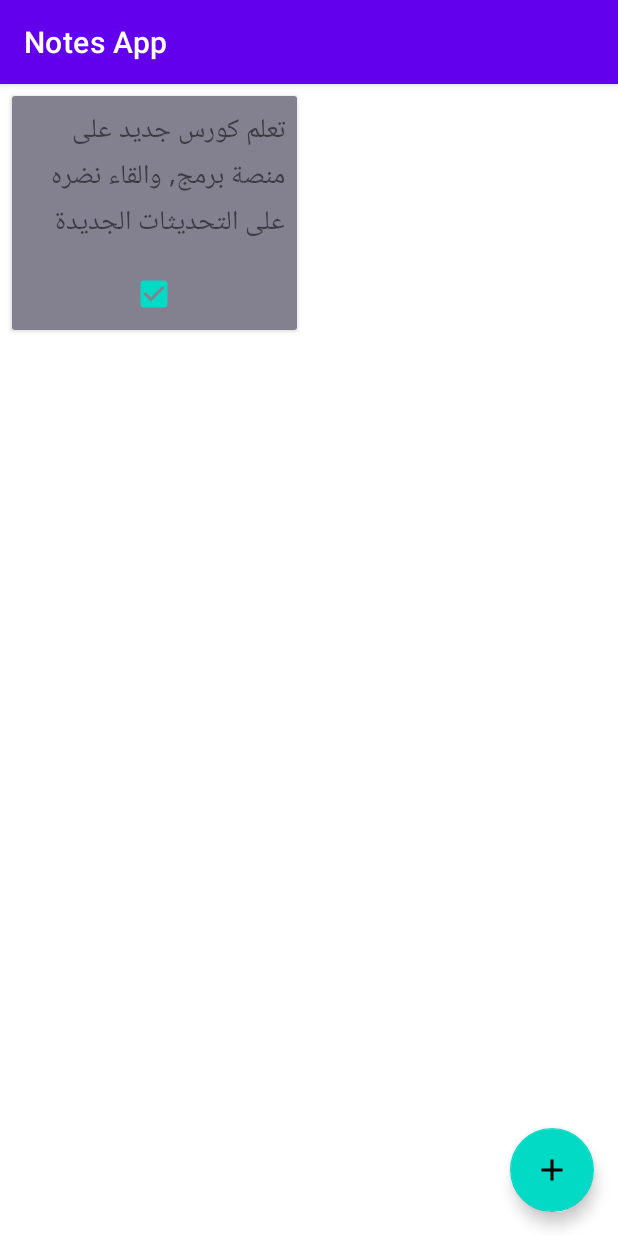
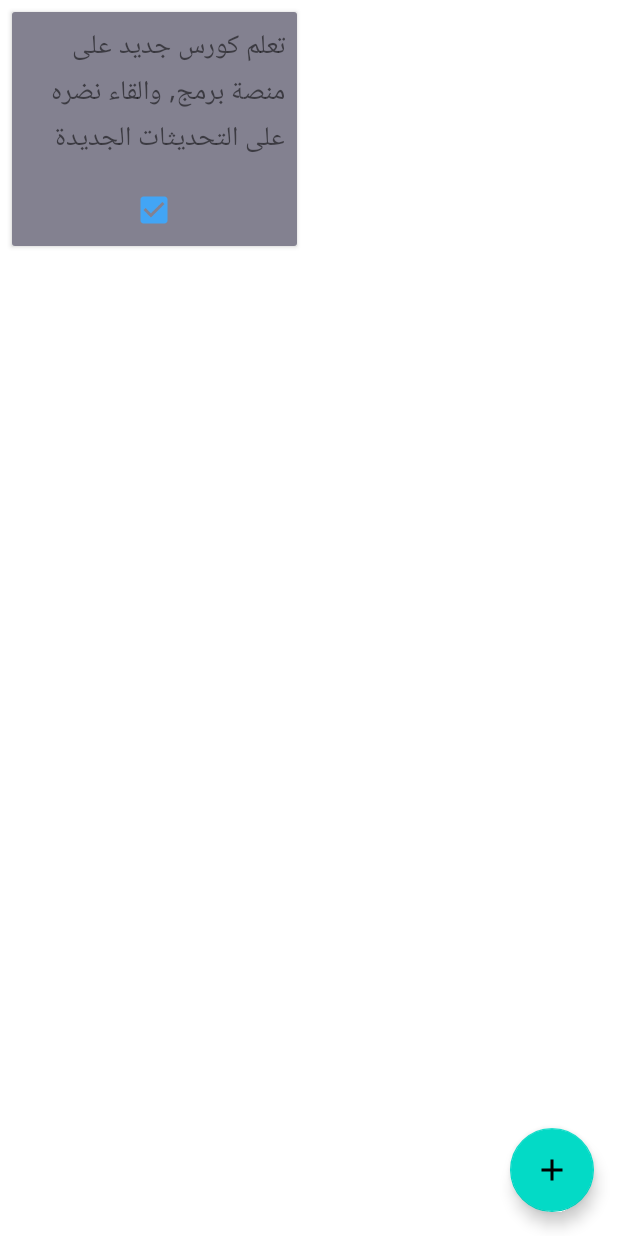
Before and after one commit to MohammedKhudair/AdapterViews, an Android app: the screen it shows after launch (MainActivity), on a phone screen of 412 x 824 dp. Run offline under Robolectric (Android 15) with nearby library versions, the light colour scheme and no system bars.

Commit message:
litil change

```diff
--- a/app/src/main/AndroidManifest.xml
+++ b/app/src/main/AndroidManifest.xml
@@ -10,12 +10,12 @@
         android:label="@string/app_name"
         android:roundIcon="@mipmap/ic_launcher_round"
         android:supportsRtl="true"
-        android:theme="@style/Theme.AdapterViews">
+        android:theme="@style/AppTheme">
         <activity android:name=".NotesDetails.NotePhotoDetailsActivity"></activity>
         <activity android:name=".NotesDetails.NoteCheckDetailsActivity" />
         <activity android:name=".NotesDetails.NoteDetailsActivity" />
-        <activity android:name=".AddNewNoteActivity" android:screenOrientation="locked" />
-        <activity android:name=".MainActivity" android:screenOrientation="locked">
+        <activity android:name=".AddNewNoteActivity" android:screenOrientation="locked"  />
+        <activity android:name=".MainActivity" android:screenOrientation="locked" >
             <intent-filter>
                 <action android:name="android.intent.action.MAIN" />
 
--- a/app/src/main/java/com/mohammed/adapterviews/AddNewNoteActivity.java
+++ b/app/src/main/java/com/mohammed/adapterviews/AddNewNoteActivity.java
@@ -172,7 +172,7 @@ public class AddNewNoteActivity extends AppCompatActivity {
                 setResult(RESULT_OK, data);
                 finish();
             } else
-                Toast.makeText(this, "تاكد من كتابة ملاحضة", Toast.LENGTH_SHORT).show();
+                Toast.makeText(this, R.string.make_sure_to_write_a_note, Toast.LENGTH_SHORT).show();
 
         } else if (binding.radioButtonCheckNote.isChecked()) {
             if (!checkEditText.equals("")) {
@@ -183,7 +183,7 @@ public class AddNewNoteActivity extends AppCompatActivity {
                 setResult(RESULT_OK, data);
                 finish();
             } else
-                Toast.makeText(this, "تاكد من كتابة ملاحضة", Toast.LENGTH_SHORT).show();
+                Toast.makeText(this, R.string.make_sure_to_write_a_note, Toast.LENGTH_SHORT).show();
 
 
         } else if (binding.radioButtonPhoto.isChecked()) {
@@ -195,7 +195,7 @@ public class AddNewNoteActivity extends AppCompatActivity {
                 setResult(RESULT_OK, data);
                 finish();
             } else
-                Toast.makeText(this, "تاكد من كتابة ملاحضة واستيراد صورة", Toast.LENGTH_SHORT).show();
+                Toast.makeText(this, R.string.make_sure_to_write_a_note_and_photo, Toast.LENGTH_SHORT).show();
 
         }
 
--- a/app/src/main/java/com/mohammed/adapterviews/MainActivity.java
+++ b/app/src/main/java/com/mohammed/adapterviews/MainActivity.java
@@ -21,6 +21,7 @@ import com.mohammed.adapterviews.data.ItemViewCheckBox;
 import com.mohammed.adapterviews.data.ItemViewNote;
 import com.mohammed.adapterviews.data.ItemViewPhoto;
 import com.mohammed.adapterviews.databinding.ActivityMainBinding;
+import com.mohammed.adapterviews.listener.CheckBoxListener;
 import com.mohammed.adapterviews.listener.ItemClickListener;
 import com.mohammed.adapterviews.listener.ItemLongClickListener;
 
@@ -64,7 +65,16 @@ public class MainActivity extends AppCompatActivity {
             public void onLongClickItem(int position) {
                 deleteNote(position);
             }
+        }, new CheckBoxListener() {
+            @Override
+            public void onCheckBox(int position, boolean isCheck) {
+                ItemViewCheckBox itemViewCheckBox = (ItemViewCheckBox) mItems.get(position);
+                itemViewCheckBox.setChecked(isCheck);
+                mItems.remove(position);
+                mItems.add(position,itemViewCheckBox);
+            }
         });
+
         binding.recyclerViewPhotos.setAdapter(mAdapter);
         binding.recyclerViewPhotos.setLayoutManager(new StaggeredGridLayoutManager(2, StaggeredGridLayoutManager.VERTICAL));
 
@@ -97,7 +107,7 @@ public class MainActivity extends AppCompatActivity {
                 boolean checkBox = data.getBooleanExtra(Constants.NOTE_CHECK_BOX, false);
                 // وضع نتائج البيانات المعادة من النشاط
                 putDataResult(photoUri, noteText, noteColor, checkBox, noteType);
-            } else Toast.makeText(this, "لم يتم اختيار اي بيانات", Toast.LENGTH_SHORT).show();
+            } else Toast.makeText(this, R.string.no_data_selected, Toast.LENGTH_SHORT).show();
 
             //هنا نستلم البيانات من النشاط المراد تعديله
         } else if (requestCode == NOTE_DETAILS_ACTIVITY_REQUEST) {
@@ -163,16 +173,16 @@ public class MainActivity extends AppCompatActivity {
     private void deleteNote(int position) {
         AlertDialog alertDialog = new AlertDialog.Builder(this)
                 .setMessage(R.string.delete_confirmation)
-                .setTitle("حذف")
+                .setTitle(R.string.delete)
                 .setIcon(R.drawable.ic_delete)
-                .setPositiveButton("حذف", new DialogInterface.OnClickListener() {
+                .setPositiveButton(R.string.delete, new DialogInterface.OnClickListener() {
                     @Override
                     public void onClick(DialogInterface dialogInterface, int i) {
                         mItems.remove(position);
                         mAdapter.notifyItemRemoved(position);
                     }
                 })
-                .setNegativeButton("الغاء", new DialogInterface.OnClickListener() {
+                .setNegativeButton(R.string.cancel, new DialogInterface.OnClickListener() {
                     @Override
                     public void onClick(DialogInterface dialogInterface, int i) {
                         dialogInterface.dismiss();
--- a/app/src/main/java/com/mohammed/adapterviews/NotesDetails/NoteCheckDetailsActivity.java
+++ b/app/src/main/java/com/mohammed/adapterviews/NotesDetails/NoteCheckDetailsActivity.java
@@ -50,6 +50,7 @@ public class NoteCheckDetailsActivity extends AppCompatActivity {
     // تاكيد وارسال البيانات للنشاط
     private void editNote() {
         String noteText = binding.checkNoteEditText.getText().toString();
+        boolean checkBox = binding.checkNoteCheckBox.isChecked();
         if (!noteText.equals("")) {
             Intent intent = new Intent();
             intent.putExtra(Constants.NOTE_TEXT, noteText);
--- a/app/src/main/java/com/mohammed/adapterviews/adapters/NotesAdapter.java
+++ b/app/src/main/java/com/mohammed/adapterviews/adapters/NotesAdapter.java
@@ -4,6 +4,7 @@ import android.view.LayoutInflater;
 import android.view.View;
 import android.view.ViewGroup;
 import android.widget.CheckBox;
+import android.widget.CompoundButton;
 import android.widget.ImageView;
 import android.widget.LinearLayout;
 import android.widget.TextView;
@@ -15,6 +16,7 @@ import com.mohammed.adapterviews.R;
 import com.mohammed.adapterviews.data.ItemViewCheckBox;
 import com.mohammed.adapterviews.data.ItemViewNote;
 import com.mohammed.adapterviews.data.ItemViewPhoto;
+import com.mohammed.adapterviews.listener.CheckBoxListener;
 import com.mohammed.adapterviews.listener.ItemClickListener;
 import com.mohammed.adapterviews.listener.ItemLongClickListener;
 
@@ -29,11 +31,13 @@ public class NotesAdapter extends RecyclerView.Adapter<RecyclerView.ViewHolder>
 
     ItemClickListener itemClickListener;
     ItemLongClickListener itemLongClickListener;
+    CheckBoxListener checkBoxListener;
 
-    public NotesAdapter(ArrayList<ItemViewNote> mItems, ItemClickListener itemClickListener, ItemLongClickListener itemLongClickListener) {
+    public NotesAdapter(ArrayList<ItemViewNote> mItems, ItemClickListener itemClickListener, ItemLongClickListener itemLongClickListener,CheckBoxListener checkBoxListener) {
         this.mItems = mItems;
         this.itemClickListener = itemClickListener;
         this.itemLongClickListener = itemLongClickListener;
+        this.checkBoxListener = checkBoxListener;
     }
   // نقوم بعمل  inflate على حسب نوع العنصر
     @NonNull
@@ -45,7 +49,7 @@ public class NotesAdapter extends RecyclerView.Adapter<RecyclerView.ViewHolder>
             return new PhotoViewHolder(view, itemClickListener, itemLongClickListener);
         } else if (viewType == ITEM_VIEW_TYPE_CHECK_BOX) {
             view = LayoutInflater.from(parent.getContext()).inflate(R.layout.item_note_check, parent, false);
-            return new CheckBoxViewHolder(view, itemClickListener, itemLongClickListener);
+            return new CheckBoxViewHolder(view, itemClickListener, itemLongClickListener,checkBoxListener);
         } else {
             view = LayoutInflater.from(parent.getContext()).inflate(R.layout.item_note, parent, false);
             return new NoteViewHolder(view, itemClickListener, itemLongClickListener);
@@ -124,7 +128,7 @@ public class NotesAdapter extends RecyclerView.Adapter<RecyclerView.ViewHolder>
         CheckBox checkBox;
         int position;
 
-        public CheckBoxViewHolder(@NonNull View itemView, ItemClickListener itemClickListener, ItemLongClickListener itemLongClickListener) {
+        public CheckBoxViewHolder(@NonNull View itemView, ItemClickListener itemClickListener, ItemLongClickListener itemLongClickListener,CheckBoxListener checkBoxListener) {
             super(itemView);
             linearLayoutCheck = itemView.findViewById(R.id.LinearLayoutCheckBox);
             textCheck = itemView.findViewById(R.id.textView_Checkbox);
@@ -141,6 +145,12 @@ public class NotesAdapter extends RecyclerView.Adapter<RecyclerView.ViewHolder>
                 public boolean onLongClick(View view) {
                     itemLongClickListener.onLongClickItem(position);
                     return true;
+                }
+            });
+            checkBox.setOnCheckedChangeListener(new CompoundButton.OnCheckedChangeListener() {
+                @Override
+                public void onCheckedChanged(CompoundButton compoundButton, boolean isChecked) {
+                    checkBoxListener.onCheckBox(position,isChecked);
                 }
             });
         }
--- a/app/src/main/java/com/mohammed/adapterviews/data/ItemViewCheckBox.java
+++ b/app/src/main/java/com/mohammed/adapterviews/data/ItemViewCheckBox.java
@@ -17,5 +17,7 @@ public class ItemViewCheckBox extends ItemViewNote {
         return checked;
     }
 
-
+    public void setChecked(boolean checked) {
+        this.checked = checked;
+    }
 }
--- /dev/null
+++ b/app/src/main/java/com/mohammed/adapterviews/listener/CheckBoxListener.java
@@ -0,0 +1,5 @@
+package com.mohammed.adapterviews.listener;
+
+public interface CheckBoxListener {
+    void onCheckBox(int position,boolean isCheck);
+}
--- a/app/src/main/res/drawable-v24/ic_add.xml
+++ b/app/src/main/res/drawable-v24/ic_add.xml
@@ -1,5 +1,5 @@
 <vector android:height="24dp" android:tint="#FFFFFF"
     android:viewportHeight="24.0" android:viewportWidth="24.0"
     android:width="24dp" xmlns:android="http://schemas.android.com/apk/res/android">
-    <path android:fillColor="#FF000000" android:pathData="M19,13h-6v6h-2v-6H5v-2h6V5h2v6h6v2z"/>
+    <path android:fillColor="#FDFCFC" android:pathData="M19,13h-6v6h-2v-6H5v-2h6V5h2v6h6v2z"/>
 </vector>
--- a/app/src/main/res/layout/activity_main.xml
+++ b/app/src/main/res/layout/activity_main.xml
@@ -14,6 +14,7 @@
         app:layout_constraintBottom_toBottomOf="parent"
         app:layout_constraintEnd_toEndOf="parent"
         app:layout_constraintStart_toStartOf="parent"
+        tools:listitem="@layout/item_note_photo"
         app:layout_constraintTop_toTopOf="parent" />
 
     <com.google.android.material.floatingactionbutton.FloatingActionButton
--- a/app/src/main/res/values/colors.xml
+++ b/app/src/main/res/values/colors.xml
@@ -8,6 +8,10 @@
     <color name="black">#FF000000</color>
     <color name="white">#FFFFFFFF</color>
 
+    <color name="colorPrimary">#FFFFFF</color>
+    <color name="colorPrimaryDark">#80868b</color>
+    <color name="colorAccent">#42A5F5</color>
+
     <color name="red">#dc544b</color>
     <color name="blue">#e1f5fd</color>
     <color name="yellow">#fec130</color>
--- a/app/src/main/res/values/strings.xml
+++ b/app/src/main/res/values/strings.xml
@@ -7,4 +7,9 @@
     <string name="choosePhoto">اختر صوره</string>
     <string name="failed_to_get_Image">فشل في الوصول الى الصوره</string>
     <string name="delete_confirmation">هل انت متاكد من ازالة الملاحضة من القائمه 🤔</string>
+    <string name="cancel">الغاء</string>
+    <string name="delete">حذف</string>
+    <string name="no_data_selected">لم يتم اختيار اي بيانات</string>
+    <string name="make_sure_to_write_a_note">تاكد من كتابة ملاحضة</string>
+    <string name="make_sure_to_write_a_note_and_photo">تاكد من كتابة ملاحضة واستيراد صورة</string>
 </resources>
--- a/app/src/main/res/values/themes.xml
+++ b/app/src/main/res/values/themes.xml
@@ -1,16 +1,9 @@
 <resources xmlns:tools="http://schemas.android.com/tools">
     <!-- Base application theme. -->
-    <style name="Theme.AdapterViews" parent="Theme.MaterialComponents.DayNight.DarkActionBar">
-        <!-- Primary brand color. -->
-        <item name="colorPrimary">@color/purple_500</item>
-        <item name="colorPrimaryDark">@color/purple_700</item>
-        <item name="colorOnPrimary">@color/white</item>
-        <!-- Secondary brand color. -->
-        <item name="colorSecondary">@color/teal_200</item>
-        <item name="colorSecondaryVariant">@color/teal_700</item>
-        <item name="colorOnSecondary">@color/black</item>
-        <!-- Status bar color. -->
-        <item name="android:statusBarColor" tools:targetApi="l">?attr/colorPrimaryVariant</item>
+    <style name="AppTheme" parent="Theme.MaterialComponents.Light.NoActionBar">
         <!-- Customize your theme here. -->
+        <item name="colorPrimary">@android:color/holo_green_light</item>
+        <item name="colorPrimaryDark">@color/colorPrimaryDark</item>
+        <item name="colorAccent">@color/colorAccent</item>
     </style>
 </resources>
```
Also changed, not shown: app/src/main/res/layout/activity_add_new_note.xml (+4 -3 lines).
